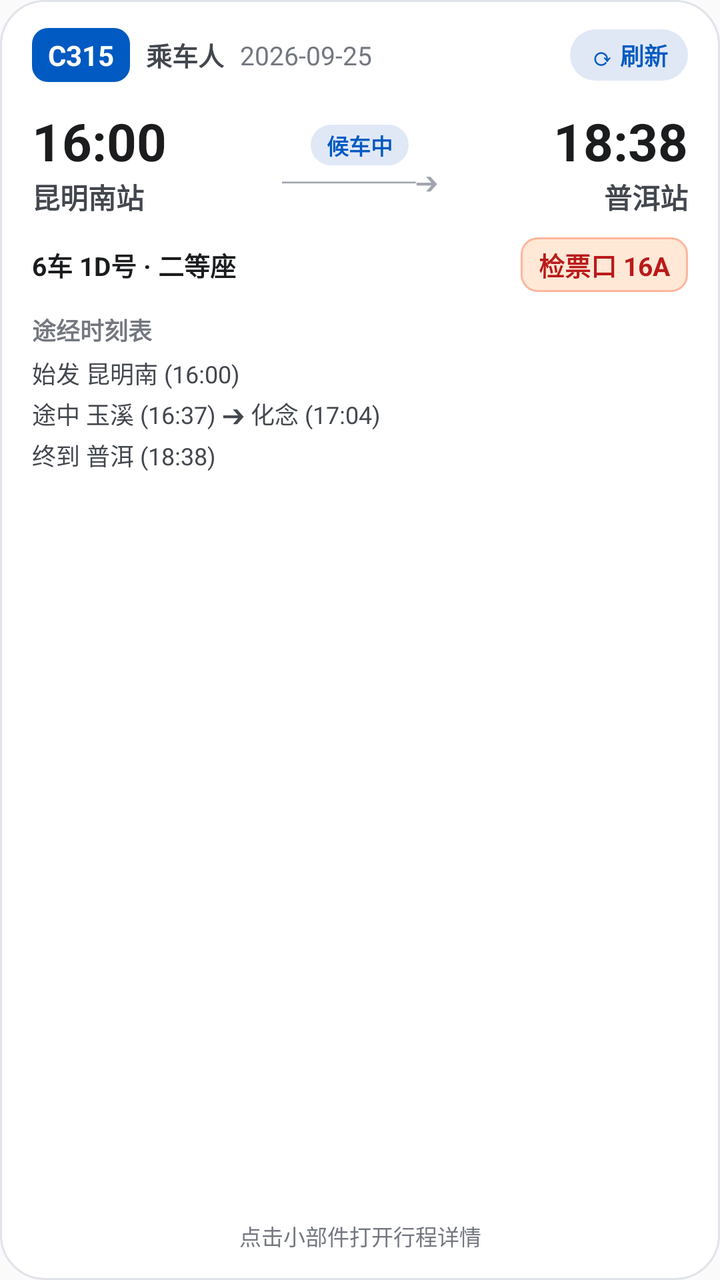
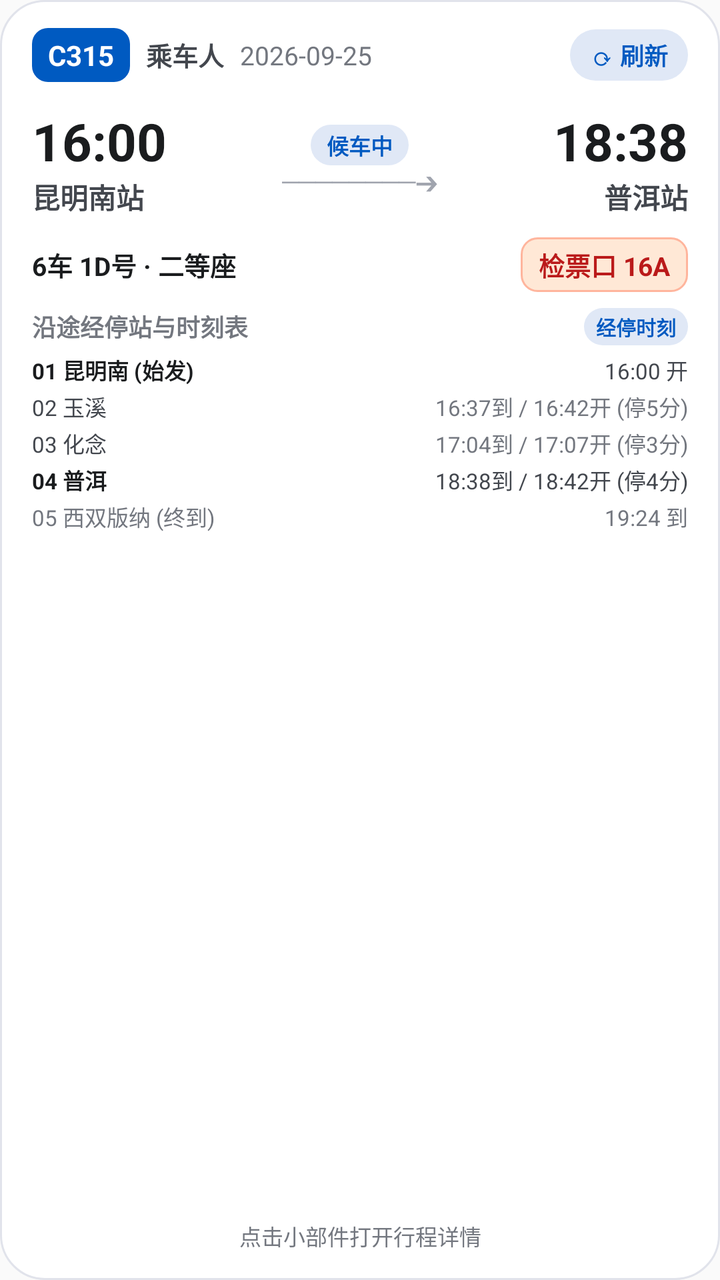

Two renders of the same Android screen: before a commit and after it. Below are the layout's source before the change and the commit's diff.
<!-- AndroidManifest.xml: application theme Theme.RailWidget -->
<!-- res/layout/widget_trip_4x4.xml -->
<?xml version="1.0" encoding="utf-8"?>
<LinearLayout xmlns:android="http://schemas.android.com/apk/res/android"
    android:id="@+id/widget_root"
    android:layout_width="match_parent"
    android:layout_height="match_parent"
    android:background="@drawable/bg_widget_card"
    android:orientation="vertical"
    android:paddingLeft="16dp"
    android:paddingTop="14dp"
    android:paddingRight="16dp"
    android:paddingBottom="14dp">

    
    <LinearLayout
        android:layout_width="match_parent"
        android:layout_height="wrap_content"
        android:gravity="center_vertical"
        android:orientation="horizontal">

        <TextView
            android:id="@+id/tv_train_code"
            android:layout_width="wrap_content"
            android:layout_height="wrap_content"
            android:background="@drawable/bg_train_badge"
            android:paddingLeft="8dp"
            android:paddingTop="4dp"
            android:paddingRight="8dp"
            android:paddingBottom="4dp"
            android:text="C315"
            android:textColor="@color/rail_on_primary"
            android:textSize="14sp"
            android:textStyle="bold" />

        <TextView
            android:id="@+id/tv_passenger"
            android:layout_width="wrap_content"
            android:layout_height="wrap_content"
            android:layout_marginLeft="8dp"
            android:layout_marginStart="8dp"
            android:ellipsize="end"
            android:maxLines="1"
            android:singleLine="true"
            android:text="乘车人"
            android:textColor="@color/widget_text_secondary"
            android:textSize="13sp"
            android:textStyle="bold" />

        <TextView
            android:id="@+id/tv_date"
            android:layout_width="0dp"
            android:layout_height="wrap_content"
            android:layout_marginLeft="8dp"
            android:layout_marginStart="8dp"
            android:layout_weight="1"
            android:ellipsize="end"
            android:maxLines="1"
            android:singleLine="true"
            android:text="2026-09-25"
            android:textColor="@color/widget_text_tertiary"
            android:textSize="13sp" />

        
        <TextView
            android:id="@+id/btn_refresh"
            android:layout_width="wrap_content"
            android:layout_height="wrap_content"
            android:background="@drawable/bg_status_pill"
            android:paddingLeft="10dp"
            android:paddingTop="4dp"
            android:paddingRight="10dp"
            android:paddingBottom="4dp"
            android:text="⟳ 刷新"
            android:textColor="@color/rail_primary"
            android:textSize="12sp"
            android:textStyle="bold" />
    </LinearLayout>

    
    <LinearLayout
        android:layout_width="match_parent"
        android:layout_height="wrap_content"
        android:layout_marginTop="12dp"
        android:gravity="center_vertical"
        android:orientation="horizontal">

        
        <LinearLayout
            android:layout_width="0dp"
            android:layout_height="wrap_content"
            android:layout_weight="1"
            android:gravity="start|center_vertical"
            android:orientation="vertical">

            <TextView
                android:id="@+id/tv_dep_time"
                android:layout_width="wrap_content"
                android:layout_height="wrap_content"
                android:text="16:00"
                android:textColor="@color/widget_text_primary"
                android:textSize="26sp"
                android:textStyle="bold" />

            <TextView
                android:id="@+id/tv_dep_station"
                android:layout_width="wrap_content"
                android:layout_height="wrap_content"
                android:ellipsize="end"
                android:maxLines="1"
                android:singleLine="true"
                android:text="昆明南站"
                android:textColor="@color/widget_text_secondary"
                android:textSize="14sp"
                android:textStyle="bold" />
        </LinearLayout>

        
        <LinearLayout
            android:layout_width="wrap_content"
            android:layout_height="wrap_content"
            android:layout_marginLeft="6dp"
            android:layout_marginRight="6dp"
            android:gravity="center"
            android:orientation="vertical">

            <TextView
                android:id="@+id/tv_status"
                android:layout_width="wrap_content"
                android:layout_height="wrap_content"
                android:background="@drawable/bg_status_pill"
                android:paddingLeft="8dp"
                android:paddingTop="2dp"
                android:paddingRight="8dp"
                android:paddingBottom="2dp"
                android:text="候车中"
                android:textColor="@color/rail_status_waiting_text"
                android:textSize="11sp"
                android:textStyle="bold" />

            <TextView
                android:layout_width="wrap_content"
                android:layout_height="wrap_content"
                android:text="────────➔"
                android:textColor="@color/widget_text_route_arrow"
                android:textSize="12sp" />
        </LinearLayout>

        
        <LinearLayout
            android:layout_width="0dp"
            android:layout_height="wrap_content"
            android:layout_weight="1"
            android:gravity="end|center_vertical"
            android:orientation="vertical">

            <TextView
                android:id="@+id/tv_arr_time"
                android:layout_width="wrap_content"
                android:layout_height="wrap_content"
                android:text="18:38"
                android:textColor="@color/widget_text_primary"
                android:textSize="26sp"
                android:textStyle="bold" />

            <TextView
                android:id="@+id/tv_arr_station"
                android:layout_width="wrap_content"
                android:layout_height="wrap_content"
                android:ellipsize="end"
                android:maxLines="1"
                android:singleLine="true"
                android:text="普洱站"
                android:textColor="@color/widget_text_secondary"
                android:textSize="14sp"
                android:textStyle="bold" />
        </LinearLayout>
    </LinearLayout>

    
    <LinearLayout
        android:layout_width="match_parent"
        android:layout_height="wrap_content"
        android:layout_marginTop="10dp"
        android:gravity="center_vertical"
        android:orientation="horizontal">

        <TextView
            android:id="@+id/tv_seat_detail"
            android:layout_width="0dp"
            android:layout_height="wrap_content"
            android:layout_weight="1"
            android:ellipsize="end"
            android:maxLines="1"
            android:singleLine="true"
            android:text="6车 1D号 · 二等座"
            android:textColor="@color/widget_text_primary"
            android:textSize="13sp"
            android:textStyle="bold" />

        <TextView
            android:id="@+id/tv_gate"
            android:layout_width="wrap_content"
            android:layout_height="wrap_content"
            android:background="@drawable/bg_badge_gate"
            android:ellipsize="end"
            android:maxLines="1"
            android:paddingLeft="9dp"
            android:paddingTop="4dp"
            android:paddingRight="9dp"
            android:paddingBottom="4dp"
            android:singleLine="true"
            android:text="检票口 16A"
            android:textColor="@color/rail_gate_text"
            android:textSize="13sp"
            android:textStyle="bold" />
    </LinearLayout>

    
    <TextView
        android:layout_width="wrap_content"
        android:layout_height="wrap_content"
        android:layout_marginTop="10dp"
        android:text="途经时刻表"
        android:textColor="@color/widget_text_tertiary"
        android:textSize="12sp"
        android:textStyle="bold" />

    <TextView
        android:id="@+id/tv_stops_summary"
        android:layout_width="match_parent"
        android:layout_height="0dp"
        android:layout_marginTop="4dp"
        android:layout_weight="1"
        android:ellipsize="end"
        android:lineSpacingExtra="3dp"
        android:maxLines="3"
        android:text="始发 昆明南 (16:00)\n途中 玉溪 (16:37) ➔ 化念 (17:04)\n终到 普洱 (18:38)"
        android:textColor="@color/widget_text_secondary"
        android:textSize="12sp" />

    
    <TextView
        android:id="@+id/tv_footnote"
        android:layout_width="match_parent"
        android:layout_height="wrap_content"
        android:gravity="center"
        android:text="点击小部件打开行程详情"
        android:textColor="@color/widget_text_tertiary"
        android:textSize="11sp" />

</LinearLayout>
<!-- resources referenced by this layout -->
<resources>
  <color name="rail_gate_text">#BA1A1A</color>
  <color name="rail_on_primary">#FFFFFF</color>
  <color name="rail_primary">#005AC1</color>
  <color name="rail_status_waiting_text">#005AC1</color>
  <color name="widget_text_primary">#1A1C1E</color>
  <color name="widget_text_route_arrow">#A0A4AE</color>
  <color name="widget_text_secondary">#43474E</color>
  <color name="widget_text_tertiary">#73777F</color>
  <!-- drawable bg_badge_gate (drawable) -->
  <?xml version="1.0" encoding="utf-8"?>
  <shape xmlns:android="http://schemas.android.com/apk/res/android"
      android:shape="rectangle">
      <corners android:radius="8dp" />
      <solid android:color="@color/rail_gate_bg" />
      <stroke
          android:width="1dp"
          android:color="@color/rail_gate_border" />
  </shape>
  <!-- drawable bg_status_pill (drawable) -->
  <?xml version="1.0" encoding="utf-8"?>
  <shape xmlns:android="http://schemas.android.com/apk/res/android"
      android:shape="rectangle">
      <corners android:radius="14dp" />
      <solid android:color="@color/rail_status_waiting_bg" />
  </shape>
  <!-- drawable bg_train_badge (drawable) -->
  <?xml version="1.0" encoding="utf-8"?>
  <shape xmlns:android="http://schemas.android.com/apk/res/android"
      android:shape="rectangle">
      <corners android:radius="8dp" />
      <solid android:color="@color/rail_primary" />
  </shape>
  <!-- drawable bg_widget_card (drawable) -->
  <?xml version="1.0" encoding="utf-8"?>
  <shape xmlns:android="http://schemas.android.com/apk/res/android"
      android:shape="rectangle">
      <corners android:radius="22dp" />
      <solid android:color="@color/widget_card_bg" />
      <stroke
          android:width="1dp"
          android:color="@color/widget_card_border" />
  </shape>
  <style name="Theme.RailWidget" parent="android:Theme.Material.Light.NoActionBar">
          <item name="android:statusBarColor">@android:color/transparent</item>
          <item name="android:navigationBarColor">@android:color/transparent</item>
      </style>
  <color name="rail_gate_bg">#FFE8D6</color>
  <color name="rail_gate_border">#FFB59D</color>
  <color name="rail_status_waiting_bg">#E0E8F6</color>
  <color name="widget_card_bg">#FFFFFF</color>
  <color name="widget_card_border">#E1E3EB</color>
</resources>

<!-- the commit's change to res/layout/widget_trip_4x4.xml (unified diff, before → after) -->
@@ -215,27 +215,196 @@
     </LinearLayout>
 
     
-    <TextView
-        android:layout_width="wrap_content"
+    <LinearLayout
+        android:layout_width="match_parent"
         android:layout_height="wrap_content"
-        android:layout_marginTop="10dp"
-        android:text="途经时刻表"
-        android:textColor="@color/widget_text_tertiary"
-        android:textSize="12sp"
-        android:textStyle="bold" />
-
-    <TextView
-        android:id="@+id/tv_stops_summary"
+        android:layout_marginTop="8dp"
+        android:gravity="center_vertical"
+        android:orientation="horizontal">
+
+        <TextView
+            android:id="@+id/tv_stops_title"
+            android:layout_width="0dp"
+            android:layout_height="wrap_content"
+            android:layout_weight="1"
+            android:text="沿途经停站与时刻表"
+            android:textColor="@color/widget_text_tertiary"
+            android:textSize="12sp"
+            android:textStyle="bold" />
+
+        <TextView
+            android:id="@+id/tv_stops_badge"
+            android:layout_width="wrap_content"
+            android:layout_height="wrap_content"
+            android:background="@drawable/bg_status_pill"
+            android:paddingLeft="6dp"
+            android:paddingTop="2dp"
+            android:paddingRight="6dp"
+            android:paddingBottom="2dp"
+            android:text="经停时刻"
+            android:textColor="@color/rail_primary"
+            android:textSize="10sp"
+            android:textStyle="bold" />
+    </LinearLayout>
+
+    
+    <LinearLayout
+        android:id="@+id/layout_stops_list"
         android:layout_width="match_parent"
         android:layout_height="0dp"
         android:layout_marginTop="4dp"
         android:layout_weight="1"
-        android:ellipsize="end"
-        android:lineSpacingExtra="3dp"
-        android:maxLines="3"
-        android:text="始发 昆明南 (16:00)\n途中 玉溪 (16:37) ➔ 化念 (17:04)\n终到 普洱 (18:38)"
-        android:textColor="@color/widget_text_secondary"
-        android:textSize="12sp" />
+        android:orientation="vertical">
+
+        
+        <LinearLayout
+            android:id="@+id/row_stop_1"
+            android:layout_width="match_parent"
+            android:layout_height="wrap_content"
+            android:layout_marginBottom="2dp"
+            android:gravity="center_vertical"
+            android:orientation="horizontal">
+            <TextView
+                android:id="@+id/tv_stop_1_name"
+                android:layout_width="0dp"
+                android:layout_height="wrap_content"
+                android:layout_weight="1"
+                android:ellipsize="end"
+                android:singleLine="true"
+                android:text="01 昆明南 (始发)"
+                android:textColor="@color/widget_text_primary"
+                android:textSize="11sp"
+                android:textStyle="bold" />
+            <TextView
+                android:id="@+id/tv_stop_1_time"
+                android:layout_width="wrap_content"
+                android:layout_height="wrap_content"
+                android:text="16:00 开"
+                android:textColor="@color/widget_text_secondary"
+                android:textSize="11sp" />
+        </LinearLayout>
+
+        
+        <LinearLayout
+            android:id="@+id/row_stop_2"
+            android:layout_width="match_parent"
+            android:layout_height="wrap_content"
+            android:layout_marginBottom="2dp"
+            android:gravity="center_vertical"
+            android:orientation="horizontal">
+            <TextView
+                android:id="@+id/tv_stop_2_name"
+                android:layout_width="0dp"
+                android:layout_height="wrap_content"
+                android:layout_weight="1"
+                android:ellipsize="end"
+                android:singleLine="true"
+                android:text="02 玉溪"
+                android:textColor="@color/widget_text_secondary"
+                android:textSize="11sp" />
+            <TextView
+                android:id="@+id/tv_stop_2_time"
+                android:layout_width="wrap_content"
+                android:layout_height="wrap_content"
+                android:text="16:37到 / 16:42开 (停5分)"
+                android:textColor="@color/widget_text_tertiary"
+                android:textSize="11sp" />
+        </LinearLayout>
+
+        
+        <LinearLayout
+            android:id="@+id/row_stop_3"
+            android:layout_width="match_parent"
+            android:layout_height="wrap_content"
+            android:layout_marginBottom="2dp"
+            android:gravity="center_vertical"
+            android:orientation="horizontal">
+            <TextView
+                android:id="@+id/tv_stop_3_name"
+                android:layout_width="0dp"
+                android:layout_height="wrap_content"
+                android:layout_weight="1"
+                android:ellipsize="end"
+                android:singleLine="true"
+                android:text="03 化念"
+                android:textColor="@color/widget_text_secondary"
+                android:textSize="11sp" />
+            <TextView
+                android:id="@+id/tv_stop_3_time"
+                android:layout_width="wrap_content"
+                android:layout_height="wrap_content"
+                android:text="17:04到 / 17:07开 (停3分)"
+                android:textColor="@color/widget_text_tertiary"
+                android:textSize="11sp" />
+        </LinearLayout>
+
+        
+        <LinearLayout
+            android:id="@+id/row_stop_4"
+            android:layout_width="match_parent"
+            android:layout_height="wrap_content"
+            android:layout_marginBottom="2dp"
+            android:gravity="center_vertical"
+            android:orientation="horizontal">
+            <TextView
+                android:id="@+id/tv_stop_4_name"
+                android:layout_width="0dp"
+                android:layout_height="wrap_content"
+                android:layout_weight="1"
+                android:ellipsize="end"
+                android:singleLine="true"
+                android:text="04 普洱"
+                android:textColor="@color/widget_text_primary"
+                android:textSize="11sp"
+                android:textStyle="bold" />
+            <TextView
+                android:id="@+id/tv_stop_4_time"
+                android:layout_width="wrap_content"
+                android:layout_height="wrap_content"
+                android:text="18:38到 / 18:42开 (停4分)"
+                android:textColor="@color/widget_text_secondary"
+                android:textSize="11sp" />
+        </LinearLayout>
+
+        
+        <LinearLayout
+            android:id="@+id/row_stop_5"
+            android:layout_width="match_parent"
+            android:layout_height="wrap_content"
+            android:gravity="center_vertical"
+            android:orientation="horizontal">
+            <TextView
+                android:id="@+id/tv_stop_5_name"
+                android:layout_width="0dp"
+                android:layout_height="wrap_content"
+                android:layout_weight="1"
+                android:ellipsize="end"
+                android:singleLine="true"
+                android:text="05 西双版纳 (终到)"
+                android:textColor="@color/widget_text_tertiary"
+                android:textSize="11sp" />
+            <TextView
+                android:id="@+id/tv_stop_5_time"
+                android:layout_width="wrap_content"
+                android:layout_height="wrap_content"
+                android:text="19:24 到"
+                android:textColor="@color/widget_text_tertiary"
+                android:textSize="11sp" />
+        </LinearLayout>
+
+        
+        <TextView
+            android:id="@+id/tv_stops_summary"
+            android:layout_width="match_parent"
+            android:layout_height="match_parent"
+            android:ellipsize="end"
+            android:gravity="center_vertical"
+            android:lineSpacingExtra="3dp"
+            android:maxLines="3"
+            android:textColor="@color/widget_text_secondary"
+            android:textSize="12sp"
+            android:visibility="gone" />
+    </LinearLayout>
 
     
     <TextView
